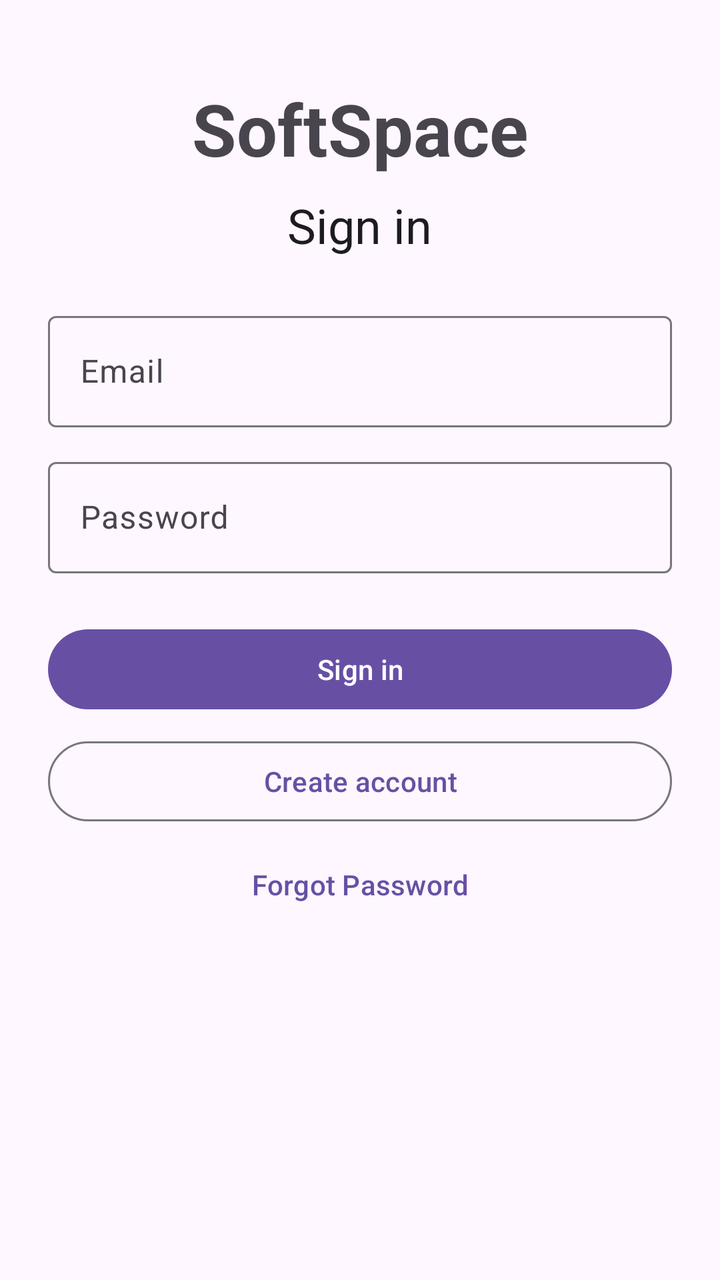
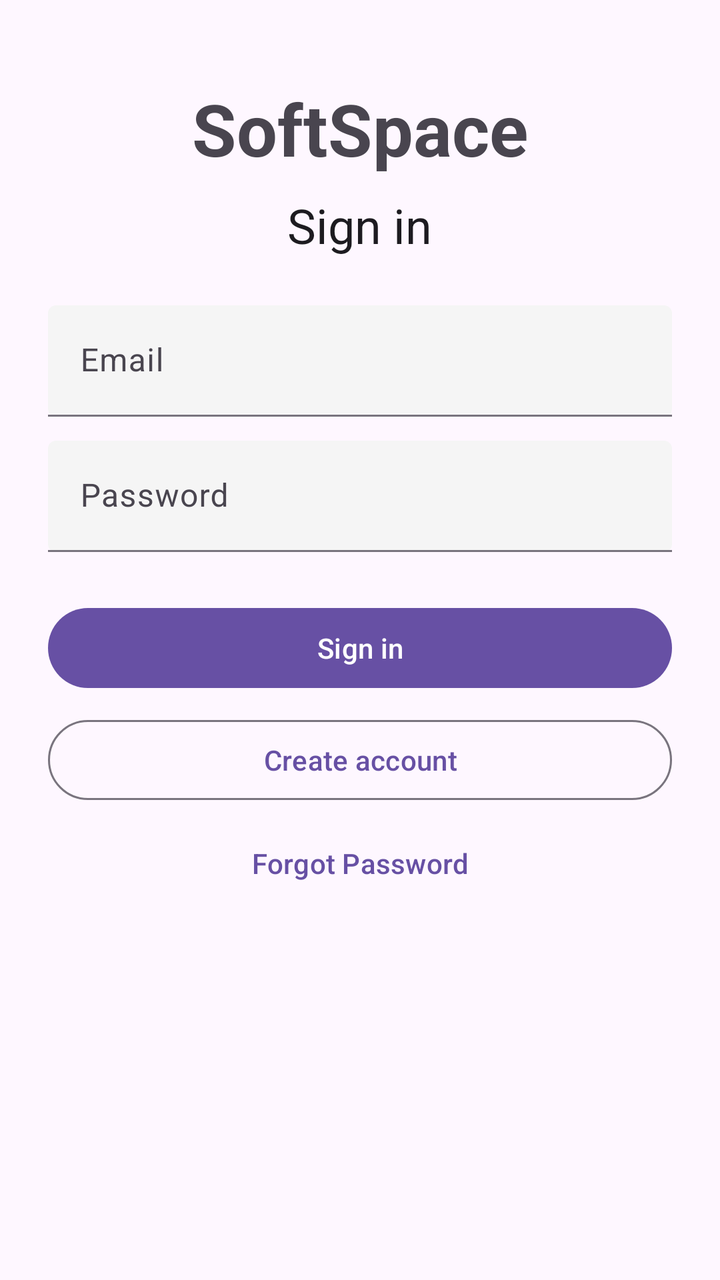

Screens rendered from an Android XML layout before and after an edit, with the pre-edit source and the edit as a unified diff.
<!-- AndroidManifest.xml: application theme AppTheme -->
<!-- res/layout/fragment_sign_in.xml -->
<?xml version="1.0" encoding="utf-8"?>
<ScrollView
  xmlns:android="http://schemas.android.com/apk/res/android"
  android:layout_width="match_parent"
  android:layout_height="match_parent"
  xmlns:app="http://schemas.android.com/apk/res-auto">

  <LinearLayout
    android:layout_width="match_parent"
    android:layout_height="wrap_content"
    android:orientation="vertical"
    android:padding="24dp">

    <TextView
      android:layout_width="wrap_content"
      android:layout_height="wrap_content"
      android:layout_gravity="center_horizontal"
      android:text="@string/app_name"
      android:textAppearance="?attr/textAppearanceDisplaySmall"
      android:textStyle="bold"
      android:fitsSystemWindows="true"
      android:paddingTop="16dp"/>

    <TextView
      android:layout_width="wrap_content"
      android:layout_height="wrap_content"
      android:layout_gravity="center_horizontal"
      android:layout_marginTop="8dp"
      android:text="@string/sign_in"
      android:textAppearance="?attr/textAppearanceHeadlineSmall"/>

    <com.google.android.material.textfield.TextInputLayout
      android:layout_width="match_parent"
      android:layout_height="wrap_content"
      android:layout_marginTop="24dp"
      android:hint="@string/email">

      <com.google.android.material.textfield.TextInputEditText
        android:id="@+id/email"
        android:layout_width="match_parent"
        android:layout_height="wrap_content"
        android:inputType="textEmailAddress"/>
    </com.google.android.material.textfield.TextInputLayout>

    <com.google.android.material.textfield.TextInputLayout
      android:layout_width="match_parent"
      android:layout_height="wrap_content"
      android:layout_marginTop="12dp"
      android:hint="@string/password">

      <com.google.android.material.textfield.TextInputEditText
        android:id="@+id/password"
        android:layout_width="match_parent"
        android:layout_height="wrap_content"
        android:inputType="textPassword"
        app:boxBackgroundMode="filled"
        app:boxBackgroundColor="#F5F5F5"/>
    </com.google.android.material.textfield.TextInputLayout>

    <com.google.android.material.button.MaterialButton
      android:id="@+id/sign_in_button"
      android:layout_width="match_parent"
      android:layout_height="wrap_content"
      android:layout_marginTop="24dp"
      android:text="@string/sign_in"/>


    <com.google.android.material.button.MaterialButton
      android:id="@+id/register_button"
      style="?attr/materialButtonOutlinedStyle"
      android:layout_width="match_parent"
      android:layout_height="wrap_content"
      android:layout_marginTop="8dp"
      android:text="@string/create_account"/>

    <com.google.android.material.button.MaterialButton
      android:id="@+id/reset_button"
      style="@style/Widget.Material3.Button.TextButton"
      android:layout_width="match_parent"
      android:layout_height="wrap_content"
      android:layout_marginTop="8dp"
      android:text="@string/forgot_password"/>

  </LinearLayout>

</ScrollView>
<!-- resources referenced by this layout -->
<resources>
  <string name="app_name">SoftSpace</string>
  <string name="create_account">Create account</string>
  <string name="email">Email</string>
  <string name="forgot_password">Forgot Password\n</string>
  <string name="password">Password</string>
  <string name="sign_in">Sign in</string>
  <style name="AppTheme" parent="Theme.Material3.DayNight">
      
    </style>
</resources>

<!-- the commit's change to res/layout/fragment_sign_in.xml (unified diff, before → after) -->
@@ -33,28 +33,34 @@
       android:layout_width="match_parent"
       android:layout_height="wrap_content"
       android:layout_marginTop="24dp"
-      android:hint="@string/email">
+      android:hint="@string/email"
+      app:boxBackgroundMode="filled"
+      app:boxBackgroundColor="#F5F5F5">
 
       <com.google.android.material.textfield.TextInputEditText
         android:id="@+id/email"
         android:layout_width="match_parent"
         android:layout_height="wrap_content"
-        android:inputType="textEmailAddress"/>
+        android:inputType="textEmailAddress"
+        android:textColor="#000000"
+        android:textColorHint="#666666"/>
     </com.google.android.material.textfield.TextInputLayout>
 
     <com.google.android.material.textfield.TextInputLayout
       android:layout_width="match_parent"
       android:layout_height="wrap_content"
       android:layout_marginTop="12dp"
-      android:hint="@string/password">
+      android:hint="@string/password"
+      app:boxBackgroundMode="filled"
+      app:boxBackgroundColor="#F5F5F5">
 
       <com.google.android.material.textfield.TextInputEditText
         android:id="@+id/password"
         android:layout_width="match_parent"
         android:layout_height="wrap_content"
         android:inputType="textPassword"
-        app:boxBackgroundMode="filled"
-        app:boxBackgroundColor="#F5F5F5"/>
+        android:textColor="#000000"
+        android:textColorHint="#666666"/>
     </com.google.android.material.textfield.TextInputLayout>
 
     <com.google.android.material.button.MaterialButton
